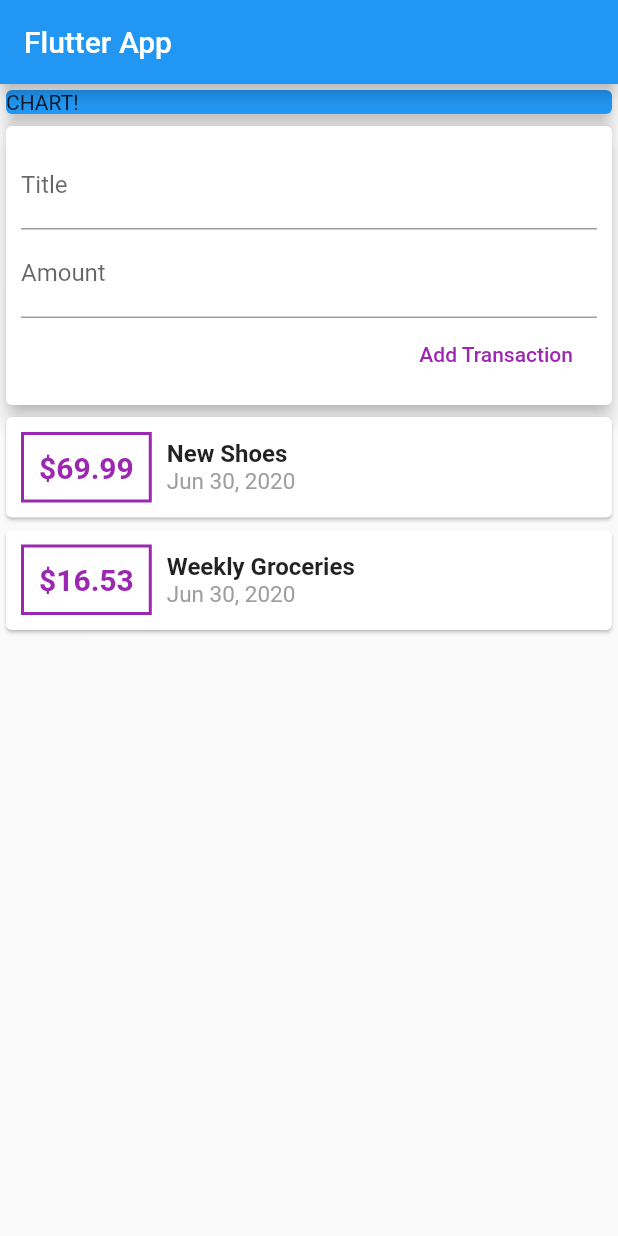
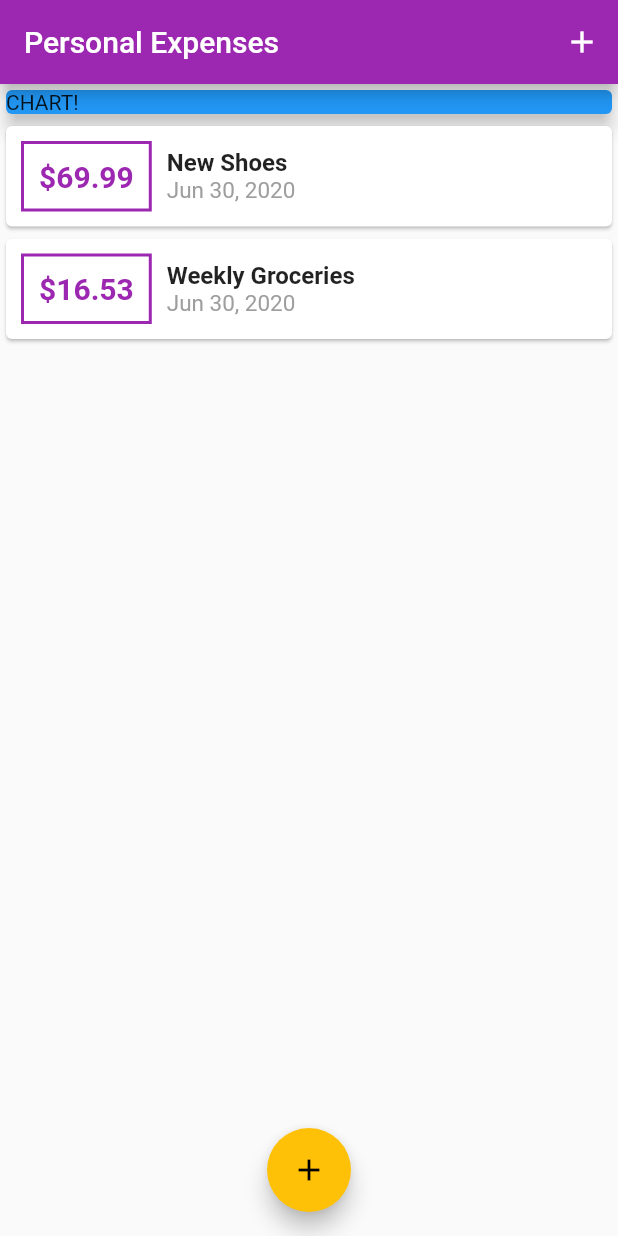
Before and after one commit to windcloak/expense_planner, a Flutter app: the screen it shows after launch, on a phone screen of 412 x 824 dp. Run offline on Flutter 3.47's test engine with Material 2 defaults, Android fonts, the phone set to English and light mode, and no system bars.

Commit message:
Added theme

```diff
--- a/lib/main.dart
+++ b/lib/main.dart
@@ -1,5 +1,8 @@
+import 'package:expense_planner/widgets/new_transaction.dart';
 import 'package:flutter/material.dart';
-import './widgets/user_transactions.dart';
+import './widgets/new_transaction.dart';
+import './widgets/transaction_list.dart';
+import './models/transaction.dart';
 
 void main() => runApp(MyApp());
 
@@ -7,23 +10,74 @@ class MyApp extends StatelessWidget {
   @override
   Widget build(BuildContext context) {
     return MaterialApp(
-      title: 'Flutter App',
+      title: 'Personal Expenses',
+      theme: ThemeData(
+        primarySwatch: Colors.purple,
+        accentColor: Colors.amber,
+      ),
       home: MyHomePage(),
     );
   }
 }
 
-class MyHomePage extends StatelessWidget {
-  // String titleInput;
-  // String amountInput;
+class MyHomePage extends StatefulWidget {
+  @override
+  _MyHomePageState createState() => _MyHomePageState();
+}
+
+class _MyHomePageState extends State<MyHomePage> {
+  final List<Transaction> _userTransactions = [
+    Transaction(
+      id: 't1',
+      title: 'New Shoes',
+      amount: 69.99,
+      date: DateTime.now(),
+    ),
+    Transaction(
+      id: 't2',
+      title: 'Weekly Groceries',
+      amount: 16.53,
+      date: DateTime.now(),
+    ),
+  ];
+
+  void _addNewTransaction(String txTitle, double txAmount) {
+    final newTx = Transaction(
+      title: txTitle,
+      amount: txAmount,
+      date: DateTime.now(),
+      id: DateTime.now().toString(), // generate automatically
+    );
+
+    setState(() {
+      // adds to existing list, does not change pointer (final)
+      _userTransactions.add(newTx);
+    });
+  }
+
+  void _startAddNewTransaction(BuildContext ctx) {
+    showModalBottomSheet(
+        context: ctx,
+        builder: (_) {
+          return NewTransaction(_addNewTransaction);
+        });
+  }
 
   @override
   Widget build(BuildContext context) {
     return Scaffold(
       appBar: AppBar(
-        title: Text('Flutter App'),
+        title: Text('Personal Expenses'),
+        actions: <Widget>[
+          IconButton(
+            icon: Icon(Icons.add),
+            onPressed: () =>
+                _startAddNewTransaction(context), //use anonymous fx to call
+          )
+        ],
       ),
-      body: SingleChildScrollView(  // needed for added padding from keyboard
+      body: SingleChildScrollView(
+        // needed for added padding from keyboard
         child: Column(
           // mainAxisAlignment: MainAxisAlignment.start,
           crossAxisAlignment: CrossAxisAlignment.stretch, // center
@@ -36,9 +90,14 @@ class MyHomePage extends StatelessWidget {
                 elevation: 5,
               ),
             ),
-            UserTransactions(),
+            TransactionList(_userTransactions),
           ],
         ),
+      ),
+      floatingActionButtonLocation: FloatingActionButtonLocation.centerFloat,
+      floatingActionButton: FloatingActionButton(
+        child: Icon(Icons.add),
+        onPressed: () => _startAddNewTransaction(context),
       ),
     );
   }
--- a/lib/widgets/transaction_list.dart
+++ b/lib/widgets/transaction_list.dart
@@ -1,7 +1,6 @@
 import 'package:flutter/material.dart';
 import '../models/transaction.dart';
 import 'package:intl/intl.dart';
-import 'user_transactions.dart';
 
 class TransactionList extends StatelessWidget {
   final List<Transaction> transactions;
@@ -28,7 +27,7 @@ class TransactionList extends StatelessWidget {
                   ),
                   decoration: BoxDecoration(
                     border: Border.all(
-                      color: Colors.purple,
+                      color: Theme.of(context).primaryColor,
                       width: 2,
                     ),
                   ),
@@ -38,7 +37,7 @@ class TransactionList extends StatelessWidget {
                     style: TextStyle(
                       fontWeight: FontWeight.bold,
                       fontSize: 20,
-                      color: Colors.purple,
+                      color: Theme.of(context).primaryColor,
                     ),
                   ),
                 ),
--- a/lib/widgets/user_transactions.dart
+++ /dev/null
@@ -1,55 +0,0 @@
-import 'package:flutter/material.dart';
-
-import './new_transaction.dart';
-import './transaction_list.dart';
-import '../models/transaction.dart';
-
-class UserTransactions extends StatefulWidget {
-  @override
-  _UserTransactionsState createState() => _UserTransactionsState();
-}
-
-// Manage list of transactions
-class _UserTransactionsState extends State<UserTransactions> {
-  // _userTransactions holds a pointer
-  // Address is final
-  final List<Transaction> _userTransactions = [
-    Transaction(
-      id: 't1',
-      title: 'New Shoes',
-      amount: 69.99,
-      date: DateTime.now(),
-    ),
-    Transaction(
-      id: 't2',
-      title: 'Weekly Groceries',
-      amount: 16.53,
-      date: DateTime.now(),
-    ),
-  ];
-
-// creates pointer to fx
-  void _addNewTransaction(String txTitle, double txAmount) {
-    final newTx = Transaction(
-      title: txTitle,
-      amount: txAmount,
-      date: DateTime.now(),
-      id: DateTime.now().toString(),  // generate automatically
-    );
-
-    setState(() {
-      // adds to existing list, does not change pointer (final)
-      _userTransactions.add(newTx);
-    });
-  }
-
-  @override
-  Widget build(BuildContext context) {
-    return Column(
-      children: <Widget>[
-        NewTransaction(_addNewTransaction), // passes fx to New Tx
-        TransactionList(_userTransactions),
-      ],
-    );
-  }
-}
```
Also changed, not shown: lib/widgets/new_transaction.dart (+13 -5 lines).
